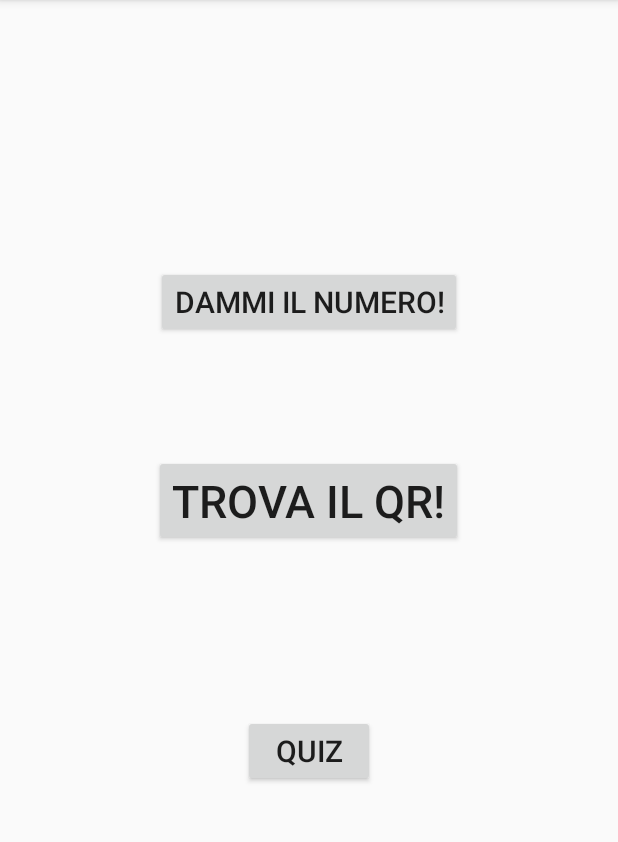
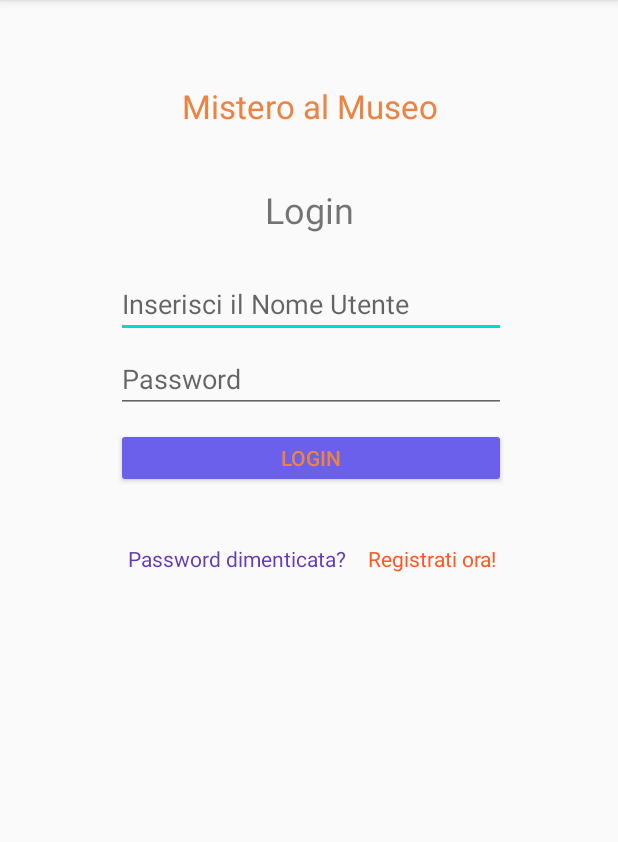
Before and after one commit to Unipisa/RAMSETE_App, an Android app: the screen it shows after launch (MainActivity before the commit, Login after it), on a phone screen of 412 x 824 dp, the part 84-926 px from its top. Run offline under Robolectric (Android 15) with nearby library versions, the phone set to English and light mode, and no system bars; libraries missing offline, so code that uses them is left out: com.google.zxing.integration.

Commit message:
Added Register Interface and class. Also added Json interaction with server

```diff
--- a/app/build.gradle
+++ b/app/build.gradle
@@ -32,6 +32,7 @@ dependencies {
     implementation files('libs\\elemental2-promise-2.27.jar')
     implementation files('libs\\jsinterop-annotations-1.0.2.jar')
     implementation files('libs\\base-1.0.0.jar')
+    implementation files('libs\\json-simple-1.1.1.jar')
     testImplementation 'junit:junit:4.13.1'
     androidTestImplementation 'androidx.test.ext:junit:1.1.2'
     androidTestImplementation 'androidx.test.espresso:espresso-core:3.3.0'
--- /dev/null
+++ b/app/src/main/res/layout/login.xml
@@ -0,0 +1,101 @@
+<?xml version="1.0" encoding="utf-8"?>
+<androidx.constraintlayout.widget.ConstraintLayout xmlns:android="http://schemas.android.com/apk/res/android"
+    xmlns:app="http://schemas.android.com/apk/res-auto"
+    xmlns:tools="http://schemas.android.com/tools"
+    android:layout_width="match_parent"
+    android:layout_height="match_parent"
+    android:backgroundTint="#9E4E1C">
+
+    <EditText
+        android:id="@+id/userName"
+        android:layout_width="260dp"
+        android:layout_height="40dp"
+        android:layout_marginTop="20dp"
+        android:hint="@string/userNameString"
+        app:layout_constraintEnd_toEndOf="@+id/loginTitle"
+        app:layout_constraintHorizontal_bias="0.497"
+        app:layout_constraintStart_toStartOf="@+id/loginTitle"
+        app:layout_constraintTop_toBottomOf="@+id/loginTitle" />
+
+    <EditText
+        android:id="@+id/pass"
+        android:layout_width="260dp"
+        android:layout_height="40dp"
+        android:layout_marginTop="10dp"
+        android:hint="@string/passHint"
+        android:inputType="textPassword"
+        app:layout_constraintEnd_toEndOf="@+id/userName"
+        app:layout_constraintStart_toStartOf="@+id/userName"
+        app:layout_constraintTop_toBottomOf="@+id/userName" />
+
+    <TextView
+        android:id="@+id/appTitle"
+        android:layout_width="213dp"
+        android:layout_height="63dp"
+        android:text="@string/appTitle"
+        android:textAlignment="center"
+        android:textAppearance="@style/TextAppearance.AppCompat.Large"
+        android:textColor="#EB8342"
+        app:layout_constraintBottom_toBottomOf="parent"
+        app:layout_constraintEnd_toEndOf="parent"
+        app:layout_constraintStart_toStartOf="parent"
+        app:layout_constraintTop_toTopOf="parent"
+        app:layout_constraintVertical_bias="0.079" />
+
+    <TextView
+        android:id="@+id/loginTitle"
+        android:layout_width="87dp"
+        android:layout_height="42dp"
+        android:layout_marginTop="4dp"
+        android:text="@string/loginTitle"
+        android:textAlignment="center"
+        android:textSize="24sp"
+        app:layout_constraintEnd_toEndOf="@+id/appTitle"
+        app:layout_constraintStart_toStartOf="@+id/appTitle"
+        app:layout_constraintTop_toBottomOf="@+id/appTitle" />
+
+    <LinearLayout
+        android:layout_width="261dp"
+        android:layout_height="33dp"
+        android:layout_marginTop="30dp"
+        android:orientation="horizontal"
+        app:layout_constraintBottom_toBottomOf="parent"
+        app:layout_constraintEnd_toEndOf="@+id/loginButton"
+        app:layout_constraintHorizontal_bias="0.0"
+        app:layout_constraintStart_toStartOf="@+id/loginButton"
+        app:layout_constraintTop_toBottomOf="@+id/loginButton"
+        app:layout_constraintVertical_bias="0.02">
+
+        <TextView
+            android:id="@+id/forgottenPsw_login"
+            android:layout_width="wrap_content"
+            android:layout_height="wrap_content"
+            android:layout_weight="1"
+            android:text="Password dimenticata?"
+            android:textAlignment="center"
+            android:textColor="#673AB7" />
+
+        <TextView
+            android:id="@+id/registerNow_login"
+            android:layout_width="wrap_content"
+            android:layout_height="wrap_content"
+            android:layout_weight="1"
+            android:text="Registrati ora!"
+            android:textAlignment="center"
+            android:textColor="#FF5722" />
+
+    </LinearLayout>
+
+    <Button
+        android:id="@+id/loginButton"
+        android:layout_width="260dp"
+        android:layout_height="40dp"
+        android:layout_marginTop="10dp"
+        android:backgroundTint="#6B60EB"
+        android:text="@string/loginButtonString"
+        android:textColor="#EB8342"
+        app:layout_constraintEnd_toEndOf="@+id/pass"
+        app:layout_constraintHorizontal_bias="0.0"
+        app:layout_constraintStart_toStartOf="@+id/pass"
+        app:layout_constraintTop_toBottomOf="@+id/pass" />
+</androidx.constraintlayout.widget.ConstraintLayout>
--- a/app/src/main/res/values/strings.xml
+++ b/app/src/main/res/values/strings.xml
@@ -5,4 +5,17 @@
     <string name="help">Aiuto</string>
     <string name="dammi_il_numero">dammi il numero!</string>
     <string name="quiz">Quiz</string>
+    <string name="userNameString">Inserisci il Nome Utente</string>
+    <string name="userPasswordString">Inserisci la Password</string>
+    <string name="loginButtonString">Login</string>
+    <string name="passHint">Password</string>
+    <string name="userName_register">Scegli il Nome Utente</string>
+    <string name="pass_register">Scegli la Password</string>
+    <string name="confirmPass_register">Riscrivi la Password</string>
+    <string name="email_register">Inserisci la tua email</string>
+    <string name="appTitle">Mistero al Museo</string>
+    <string name="loginTitle">Login</string>
+    <string name="registerTitle">Registrati</string>
+    <string name="registerConfirmation">Fatto</string>
+    <string name="incorrectUsrNmOrPsw_login">Username o password non corretti!</string>
 </resources>
```
Also changed, not shown: app/src/main/AndroidManifest.xml (+8 -0 lines), app/src/main/java/com/example/ramsete/Login.java (added, +163 -0 lines), app/src/main/java/com/example/ramsete/MainActivity.java (+35 -9 lines), app/src/main/java/com/example/ramsete/Register.java (added, +147 -0 lines), app/src/main/res/layout/register.xml (added, +122 -0 lines), app/libs/json-simple-1.1.1.jar (added).
